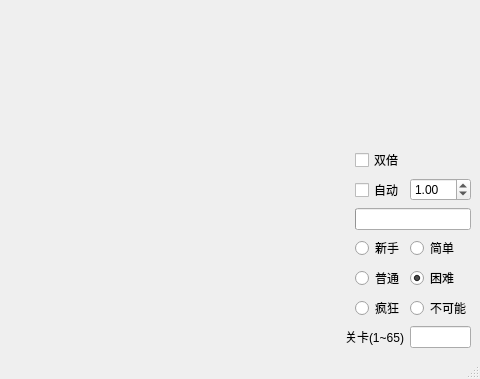
lnzwz/QtPvz, file mainwindow.ui: the form before one commit; both pictures show x 780 to 1260 and y 431 to 810 of the 1260 by 810 pixel window.
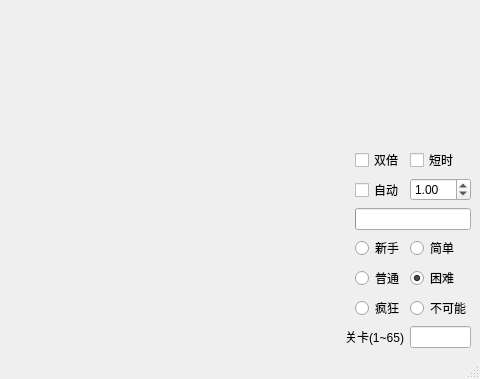
The form after the commit. Icons and pictures are not drawn.

Commit message: 添加短时模式

Patch:
```diff
--- a/mainwindow.ui
+++ b/mainwindow.ui
@@ -293,6 +293,13 @@
       </property>
      </spacer>
     </item>
+    <item row="8" column="6">
+     <widget class="QCheckBox" name="Short">
+      <property name="text">
+       <string>短时</string>
+      </property>
+     </widget>
+    </item>
    </layout>
   </widget>
   <widget class="QStatusBar" name="statusbar"/>
```
The commit also changes 2 other files.
